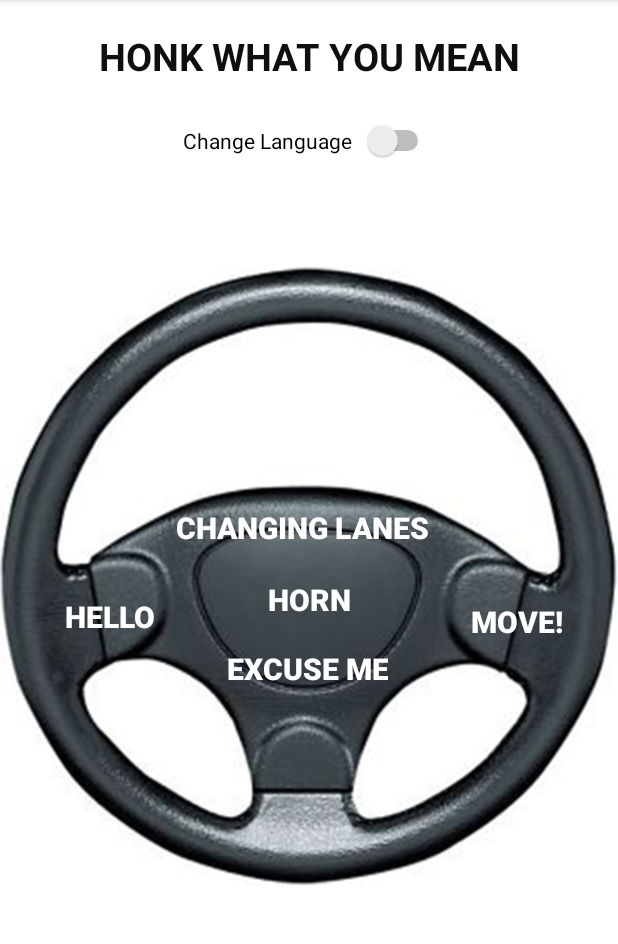
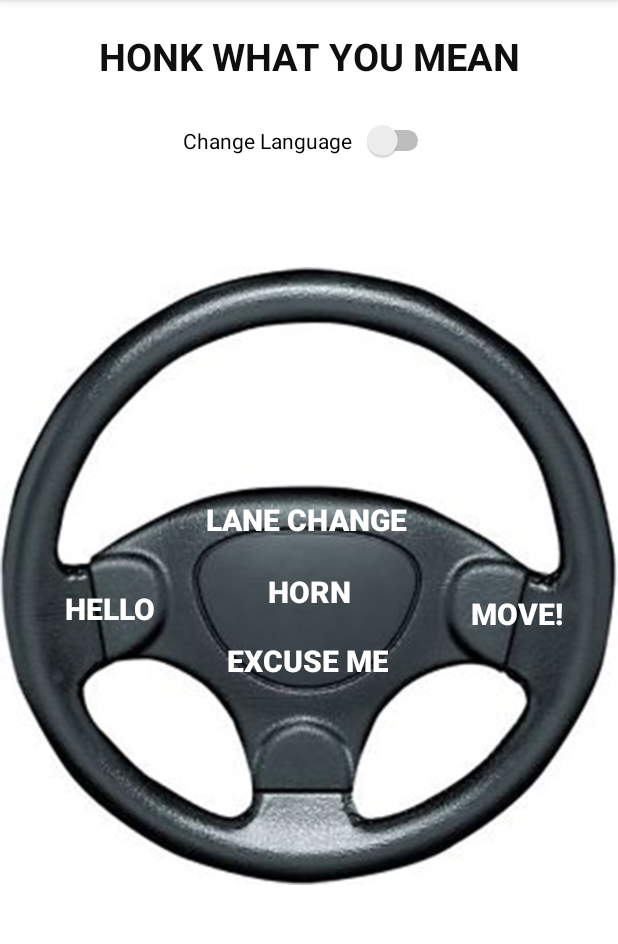
Before and after one commit to mikegordonwright/Artifact, an Android app: the screen it shows after launch (MainActivity), on a phone screen of 412 x 824 dp, the part 84-1028 px from its top. Run offline under Robolectric (Android 15) with nearby library versions, the phone set to English and light mode, and no system bars.

Commit message:
lange change

```diff
--- a/app/src/main/res/layout/activity_main.xml
+++ b/app/src/main/res/layout/activity_main.xml
@@ -76,9 +76,10 @@
             android:id="@+id/button3"
             android:layout_width="wrap_content"
             android:layout_height="33dp"
-            android:layout_marginTop="157dp"
+            android:layout_marginStart="20dp"
+            android:layout_marginTop="152dp"
             android:background="@android:color/transparent"
-            android:text="Changing lanes"
+            android:text="Lane Change"
             android:textColor="#ffffff"
             android:textSize="20sp"
             android:textStyle="bold"
```
